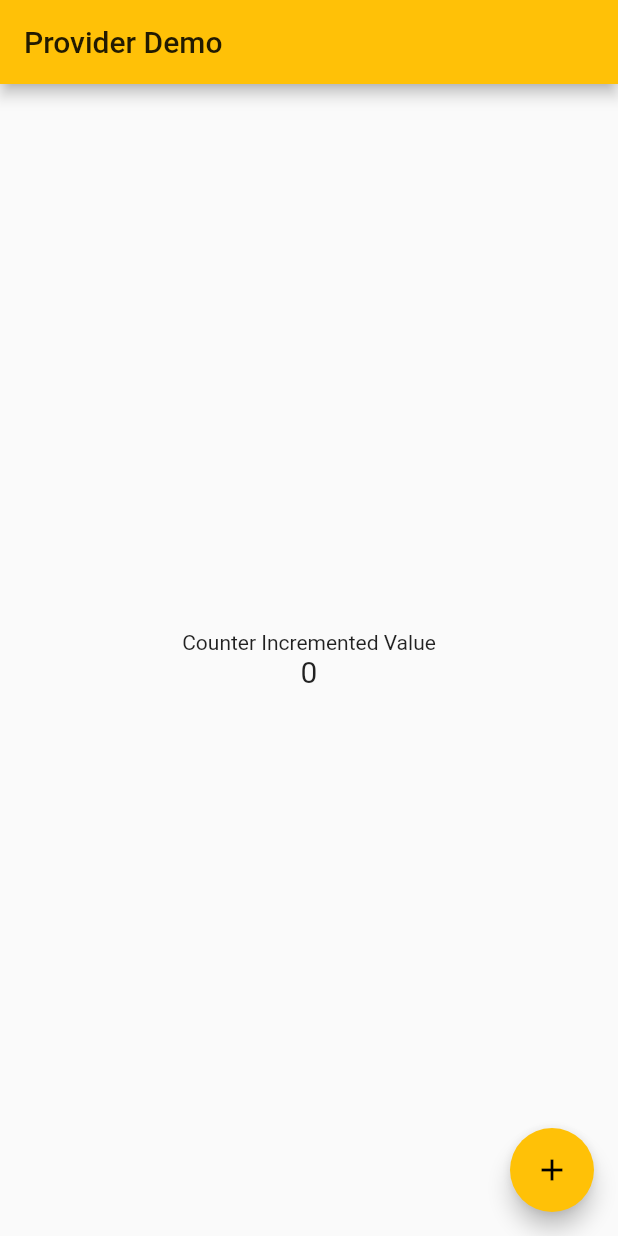
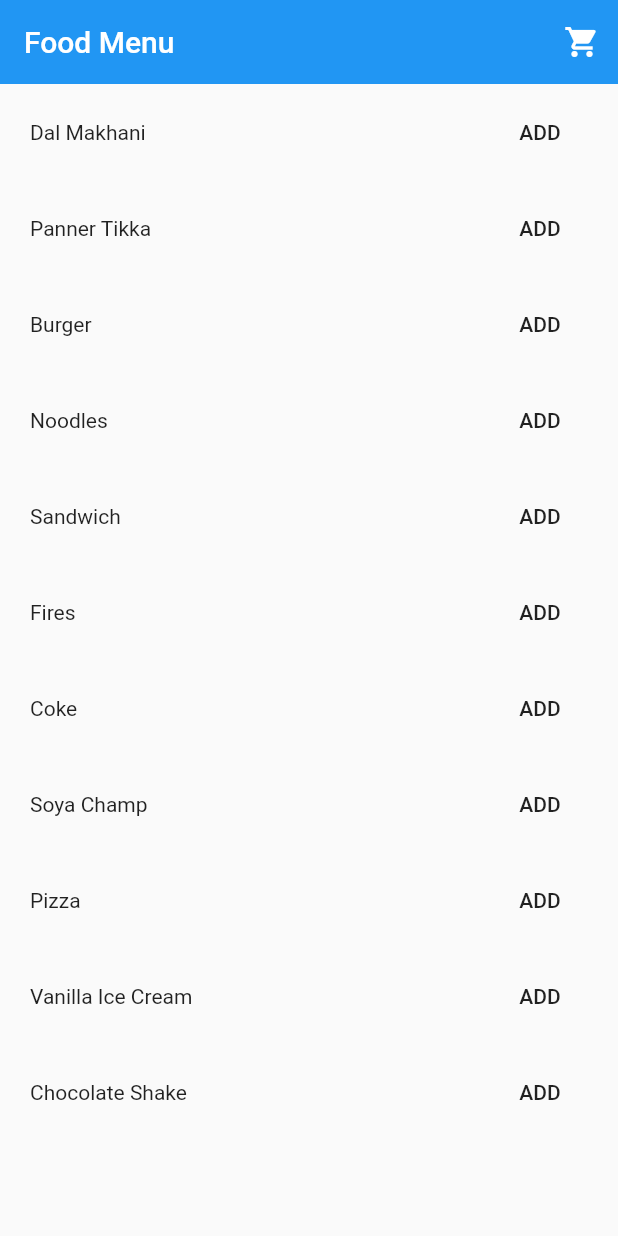
Before and after one commit to ishantk/ENC_Flutter_2020_F1, a Flutter app: the screen it shows after launch, on a phone screen of 412 x 824 dp. Run offline on Flutter 3.47's test engine with Material 2 defaults, Android fonts, the phone set to English and light mode, and no system bars; our stand-ins replace camera, carousel_slider, cloud_firestore, connectivity, firebase_auth, firebase_core and 6 more; missing offline and left inert: geocoder, razorpay_flutter; accounts and stored records are empty.

Commit message:
Flutter MultiProvider with Shopping Cart Demonstration

```diff
--- /dev/null
+++ b/lib/provider-tutorial/menu-ui.dart
@@ -0,0 +1,126 @@
+import 'package:enc_flutter_2020_f1/provider-tutorial/cart-ui.dart';
+import 'package:enc_flutter_2020_f1/provider-tutorial/models.dart';
+import 'package:flutter/material.dart';
+import 'package:provider/provider.dart';
+
+class MyFoodMenuApp extends StatelessWidget{
+  @override
+  Widget build(BuildContext context) {
+    return MultiProvider(
+      providers:[
+        // here we are using a simple provider as menu wont change :)
+        Provider(create: (context) => FoodMenu()),
+
+        // we may have some data which needs to be updated/changed
+        ChangeNotifierProxyProvider<FoodMenu, FoodItemCart>(
+          create: (context) => FoodItemCart(),
+          update: (context, foodMenu, cart) {
+            cart.menu = foodMenu;
+            return cart;
+          },
+        )
+      ],
+      child: MaterialApp(
+        title: "Food App",
+        routes: {
+          "/": (context) => MenuPage(),
+          "/cart": (context) => CartPage(),
+        },
+        initialRoute: "/",
+      ),
+    );
+  }
+}
+
+class MenuPage extends StatelessWidget{
+
+  @override
+  Widget build(BuildContext context) {
+
+    var length = context.select<FoodMenu, int>(
+        (foodMenu) => foodMenu.items.length
+    );
+
+    return Scaffold(
+      body: CustomScrollView(
+        slivers: [
+          MyAppBar(),
+          SliverList(
+            delegate: SliverChildBuilderDelegate(
+                (context, index) => FoodListItem(index),
+                childCount: length
+            ),
+          )
+        ],
+      ),
+    );
+
+  }
+}
+
+class MyAppBar extends StatelessWidget{
+  @override
+  Widget build(BuildContext context) {
+    return SliverAppBar(
+      title: Text("Food Menu"),
+      floating: true,
+      actions: [
+        IconButton(
+          icon: Icon(Icons.shopping_cart),
+          onPressed: () => Navigator.pushNamed(context, "/cart"),
+        )
+      ],
+    );
+  }
+}
+
+class FoodListItem extends StatelessWidget{
+
+  final int index;
+  FoodListItem(this.index, {Key key}): super(key: key);
+
+  @override
+  Widget build(BuildContext context) {
+
+    var item = context.select<FoodMenu, FoodItem>(
+            (foodMenu) => foodMenu.items[index]
+    );
+
+    return Padding(
+      padding: EdgeInsets.all(8.0),
+      child: Row(
+        children: [
+          SizedBox(width: 12.0,),
+          Expanded(
+            child: Text(item.name),
+          ),
+          SizedBox(width: 12.0,),
+          AddButton(foodItem: item)
+        ],
+      ),
+    );
+  }
+}
+
+class AddButton extends StatelessWidget {
+
+  final FoodItem foodItem;
+
+  AddButton({Key key, this.foodItem}) : super(key: key);
+
+  @override
+  Widget build(BuildContext context) {
+
+    var isInCart = context.select<FoodItemCart, bool>(
+            (cart) => cart.cart.contains(foodItem)
+    );
+
+    return FlatButton(
+      onPressed: isInCart ? null: (){
+        var cart = context.read<FoodItemCart>();
+        cart.add(foodItem);
+      },
+      child: isInCart ? Text("ADDED"): Text("ADD")
+    );
+  }
+}
--- /dev/null
+++ b/lib/provider-tutorial/models.dart
@@ -0,0 +1,57 @@
+// Model (Object) -> Representing Food Item
+import 'package:flutter/cupertino.dart';
+
+class FoodItem{
+  String name;
+  int price;
+
+  FoodItem({this.name, this.price});
+}
+
+// Model (Object) -> Representing Menu of Food Items
+class FoodMenu{
+
+  List<FoodItem> itemList;
+
+  FoodMenu(){
+    this.itemList = [
+      FoodItem(name: "Dal Makhani", price: 200),
+      FoodItem(name: "Panner Tikka", price: 300),
+      FoodItem(name: "Burger", price: 50),
+      FoodItem(name: "Noodles", price: 100),
+      FoodItem(name: "Sandwich", price: 80),
+      FoodItem(name: "Fires", price: 60),
+      FoodItem(name: "Coke", price: 40),
+      FoodItem(name: "Soya Champ", price: 160),
+      FoodItem(name: "Pizza", price: 350),
+      FoodItem(name: "Vanilla Ice Cream", price: 50),
+      FoodItem(name: "Chocolate Shake", price: 100),
+    ];
+  }
+
+  List<FoodItem> get items => itemList;
+
+}
+
+// Model (Object) -> Representing Cart
+class FoodItemCart extends ChangeNotifier{
+
+  List<FoodItem> _cartWithFoodItems = [];
+  List<FoodItem> get cart => _cartWithFoodItems;
+
+  FoodMenu _foodMenu;
+  FoodMenu get menu => _foodMenu;
+
+  int get totalPrice => _cartWithFoodItems.fold(0, (total, element) => total + element.price);
+
+  set menu(FoodMenu newMenu){
+    _foodMenu = newMenu;
+    notifyListeners();
+  }
+
+  void add(FoodItem foodItem){
+    _cartWithFoodItems.add(foodItem);
+    notifyListeners();
+  }
+
+}
```
Also changed, not shown: lib/main.dart (+5 -2 lines), lib/provider-tutorial/cart-ui.dart (added, +67 -0 lines).
